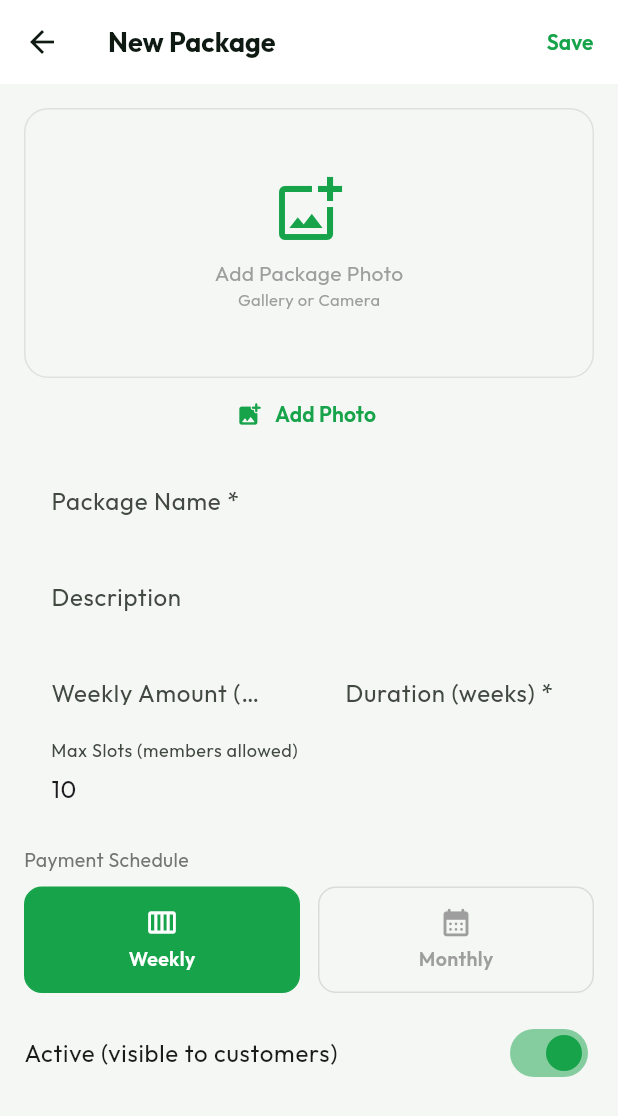
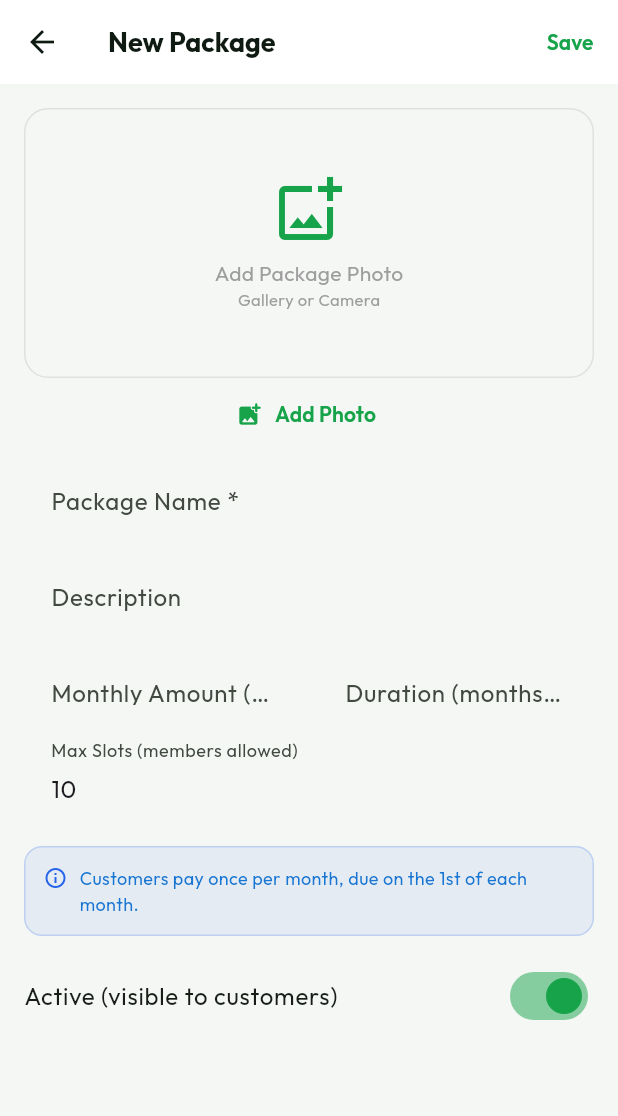
Before and after one commit to JedTipudan/gia-store, a Flutter app: the _PackageFormScreen screen opened directly, on a phone screen of 412 x 824 dp. Shown: the top 1116 px of the screen. Run offline on Flutter 3.47's test engine with Material 3 defaults, Android fonts, the phone set to English and light mode, and no system bars; our stand-ins replace google_fonts, image_picker, package_info_plus, share_plus, shared_preferences; accounts and stored records are empty; network calls fail.

Commit message:
Paluwagan = monthly payment due 1st of each month, duration in months

```diff
--- a/mobile/lib/screens/customer/customer_packages.dart
+++ b/mobile/lib/screens/customer/customer_packages.dart
@@ -49,7 +49,6 @@ class _CustomerPackagesState extends State<CustomerPackages> {
     } catch (_) { setState(() => _loading = false); }
   }
 
-  // Check if customer already has any active or pending enrollment
   bool get _hasActiveEnrollment => _myApplications.any(
       (m) => m['status'] == 'ACTIVE' || m['status'] == 'PENDING');
 
@@ -61,8 +60,10 @@ class _CustomerPackagesState extends State<CustomerPackages> {
     return app.first['status'] ?? 'NONE';
   }
 
+  int _getMonths(Map pkg) =>
+      pkg['durationMonths'] ?? pkg['durationWeeks'] ?? 0;
+
   void _apply(Map pkg) async {
-    // 1 paluwagan per customer rule
     if (_hasActiveEnrollment) {
       showSnack(context,
           'You already have an active or pending paluwagan enrollment.',
@@ -73,6 +74,7 @@ class _CustomerPackagesState extends State<CustomerPackages> {
     final enrolled = _enrolledCounts[pkg['id'] as int] ?? 0;
     final maxSlots = pkg['maxSlots'] ?? 10;
     final slotsLeft = maxSlots - enrolled;
+    final months = _getMonths(pkg);
 
     final confirmed = await showDialog<bool>(
       context: context,
@@ -86,10 +88,10 @@ class _CustomerPackagesState extends State<CustomerPackages> {
           mainAxisSize: MainAxisSize.min,
           crossAxisAlignment: CrossAxisAlignment.start,
           children: [
-            _dialogRow('Weekly payment', formatPeso(pkg['weeklyAmount'])),
-            _dialogRow('Duration', '${pkg['durationWeeks']} weeks'),
+            _dialogRow('Monthly payment', formatPeso(pkg['weeklyAmount'])),
+            _dialogRow('Duration', '$months months'),
             _dialogRow('Total value',
-                formatPeso((pkg['weeklyAmount'] ?? 0) * (pkg['durationWeeks'] ?? 0))),
+                formatPeso((pkg['weeklyAmount'] ?? 0) * months)),
             _dialogRow('Slots left', '$slotsLeft of $maxSlots'),
             const SizedBox(height: 10),
             Container(
@@ -98,7 +100,7 @@ class _CustomerPackagesState extends State<CustomerPackages> {
                   color: Colors.orange.withOpacity(0.1),
                   borderRadius: BorderRadius.circular(8)),
               child: Text(
-                  'Your application will be reviewed by the admin before activation.',
+                  'Pay once per month on the 1st. Admin will review your application first.',
                   style: GoogleFonts.outfit(fontSize: 12, color: Colors.orange))),
           ],
         ),
@@ -163,7 +165,6 @@ class _CustomerPackagesState extends State<CustomerPackages> {
     return RefreshIndicator(
       onRefresh: _load,
       child: ListView(padding: const EdgeInsets.all(16), children: [
-        // My applications
         if (_myApplications.isNotEmpty) ...[
           Text('My Application', style: GoogleFonts.outfit(
               fontSize: 14, fontWeight: FontWeight.w600, color: Colors.grey[400])),
@@ -171,8 +172,6 @@ class _CustomerPackagesState extends State<CustomerPackages> {
           ..._myApplications.map((m) => _applicationCard(m)),
           const SizedBox(height: 16),
         ],
-
-        // If already enrolled/pending — show message instead of packages
         if (_hasActiveEnrollment) ...[
           Container(
             padding: const EdgeInsets.all(16),
@@ -191,14 +190,12 @@ class _CustomerPackagesState extends State<CustomerPackages> {
                     'Go to My Paluwagan tab to view your payments.',
                     style: GoogleFonts.outfit(fontSize: 12, color: Colors.grey[400])),
               ])),
-            ]),
-          ),
+            ])),
         ] else ...[
-          // Show available packages
           Text('Available Packages', style: GoogleFonts.outfit(
               fontSize: 18, fontWeight: FontWeight.bold, color: Colors.white)),
           const SizedBox(height: 4),
-          Text('Apply to join a paluwagan group',
+          Text('Pay once per month — due on the 1st of each month',
               style: GoogleFonts.outfit(fontSize: 13, color: Colors.grey[400])),
           const SizedBox(height: 12),
           if (_packages.isEmpty)
@@ -246,7 +243,8 @@ class _CustomerPackagesState extends State<CustomerPackages> {
     final maxSlots = pkg['maxSlots'] ?? 10;
     final slotsLeft = maxSlots - enrolled;
     final isFull = slotsLeft <= 0;
-    final total = (pkg['weeklyAmount'] ?? 0) * (pkg['durationWeeks'] ?? 0);
+    final months = _getMonths(pkg);
+    final total = (pkg['weeklyAmount'] ?? 0) * months;
     final canApply = !isFull && !_hasActiveEnrollment &&
         (status == 'NONE' || status == 'REJECTED');
 
@@ -254,7 +252,6 @@ class _CustomerPackagesState extends State<CustomerPackages> {
       margin: const EdgeInsets.only(bottom: 14),
       clipBehavior: Clip.antiAlias,
       child: Column(crossAxisAlignment: CrossAxisAlignment.start, children: [
-        // Package image
         if ((pkg['imageUrl'] ?? '').toString().isNotEmpty)
           FoodImage(imageUrl: pkg['imageUrl'], height: 140, width: double.infinity,
               placeholder: _pkgPlaceholder())
@@ -276,15 +273,12 @@ class _CustomerPackagesState extends State<CustomerPackages> {
                     fontSize: 12, color: Colors.grey[400]))),
             const SizedBox(height: 12),
             Wrap(spacing: 8, runSpacing: 6, children: [
-              _chip('${formatPeso(pkg['weeklyAmount'])}/${pkg['paymentType'] == 'MONTHLY' ? 'month' : 'week'}',
+              _chip('${formatPeso(pkg['weeklyAmount'])}/month',
                   Icons.payments_outlined, const Color(0xFF4ade80)),
-              _chip(pkg['paymentType'] == 'MONTHLY' ? 'Monthly' : 'Weekly',
-                  pkg['paymentType'] == 'MONTHLY'
-                      ? Icons.calendar_month_rounded
-                      : Icons.calendar_view_week_rounded,
-                  Colors.blue[300]!),
-              _chip('${pkg['durationWeeks']} periods',
-                  Icons.format_list_numbered_rounded, Colors.orange),
+              _chip('$months months',
+                  Icons.calendar_month_rounded, Colors.blue[300]!),
+              _chip('$enrolled/$maxSlots enrolled',
+                  Icons.people_outline, Colors.orange),
             ]),
             const SizedBox(height: 10),
             Text(formatPeso(total), style: GoogleFonts.outfit(
--- a/mobile/lib/screens/packages_screen.dart
+++ b/mobile/lib/screens/packages_screen.dart
@@ -7,7 +7,6 @@ import 'package:http/http.dart' as http;
 import 'package:http_parser/http_parser.dart';
 import '../services/api_service.dart';
 import '../utils/formatters.dart';
-import '../utils/image_utils.dart';
 import '../widgets/dialogs.dart';
 import '../widgets/food_image.dart';
 
@@ -36,15 +35,10 @@ class _PackagesScreenState extends State<PackagesScreen> {
           final cRes = await ApiService.get(
               '/paluwagan/packages/${pkg['id']}/enrolled-count');
           if (cRes.statusCode == 200) {
-            counts[pkg['id'] as int] =
-                jsonDecode(cRes.body)['enrolled'] as int;
+            counts[pkg['id'] as int] = jsonDecode(cRes.body)['enrolled'] as int;
           }
         }
-        setState(() {
-          _packages = packages;
-          _enrolledCounts = counts;
-          _loading = false;
-        });
+        setState(() { _packages = packages; _enrolledCounts = counts; _loading = false; });
       }
     } catch (_) { setState(() => _loading = false); }
   }
@@ -108,7 +102,8 @@ class _PackagesScreenState extends State<PackagesScreen> {
     final maxSlots = pkg['maxSlots'] ?? 10;
     final slotsLeft = maxSlots - enrolled;
     final isFull = slotsLeft <= 0;
-    final total = (pkg['weeklyAmount'] ?? 0) * (pkg['durationWeeks'] ?? 0);
+    final months = pkg['durationMonths'] ?? pkg['durationWeeks'] ?? 0;
+    final total = (pkg['weeklyAmount'] ?? 0) * months;
     final progress = maxSlots > 0 ? (enrolled / maxSlots).clamp(0.0, 1.0) : 0.0;
     final isActive = pkg['active'] ?? true;
 
@@ -118,26 +113,17 @@ class _PackagesScreenState extends State<PackagesScreen> {
         color: Theme.of(context).cardColor,
         borderRadius: BorderRadius.circular(20),
         boxShadow: [BoxShadow(color: Colors.black.withOpacity(0.06),
-            blurRadius: 12, offset: const Offset(0, 4))],
-      ),
+            blurRadius: 12, offset: const Offset(0, 4))]),
       clipBehavior: Clip.antiAlias,
       child: Column(crossAxisAlignment: CrossAxisAlignment.start, children: [
-        // Package image
         Stack(children: [
-          FoodImage(
-            imageUrl: pkg['imageUrl'],
-            height: 160, width: double.infinity,
-            placeholder: Container(
-              height: 160,
-              decoration: const BoxDecoration(
-                gradient: LinearGradient(
+          FoodImage(imageUrl: pkg['imageUrl'], height: 160, width: double.infinity,
+              placeholder: Container(height: 160,
+                decoration: const BoxDecoration(gradient: LinearGradient(
                     colors: [Color(0xFF0A2E14), Color(0xFF16a34a)],
                     begin: Alignment.topLeft, end: Alignment.bottomRight)),
                 child: Center(child: Icon(Icons.inventory_2_rounded,
-                  size: 56, color: Colors.white.withOpacity(0.4))),
-            ),
-          ),
-          // Status badge
+                    size: 56, color: Colors.white.withOpacity(0.4))))),
           Positioned(top: 12, right: 12,
             child: Container(
               padding: const EdgeInsets.symmetric(horizontal: 10, vertical: 5),
@@ -146,9 +132,7 @@ class _PackagesScreenState extends State<PackagesScreen> {
                   borderRadius: BorderRadius.circular(9999)),
               child: Text(isActive ? 'Active' : 'Inactive',
                   style: GoogleFonts.outfit(fontSize: 11,
-                      fontWeight: FontWeight.w600, color: Colors.white)),
-            )),
-          // Full badge
+                      fontWeight: FontWeight.w600, color: Colors.white)))),
           if (isFull)
             Positioned(top: 12, left: 12,
               child: Container(
@@ -156,11 +140,9 @@ class _PackagesScreenState extends State<PackagesScreen> {
                 decoration: BoxDecoration(color: Colors.red,
                     borderRadius: BorderRadius.circular(9999)),
                 child: Text('FULL', style: GoogleFonts.outfit(
-                    fontSize: 11, fontWeight: FontWeight.bold, color: Colors.white)),
-              )),
+                    fontSize: 11, fontWeight: FontWeight.bold, color: Colors.white)))),
         ]),
-        Padding(
-          padding: const EdgeInsets.all(16),
+        Padding(padding: const EdgeInsets.all(16),
           child: Column(crossAxisAlignment: CrossAxisAlignment.start, children: [
             Text(pkg['name'] ?? '', style: GoogleFonts.outfit(
                 fontWeight: FontWeight.bold, fontSize: 18)),
@@ -169,24 +151,17 @@ class _PackagesScreenState extends State<PackagesScreen> {
                 child: Text(pkg['description'], style: GoogleFonts.outfit(
                     fontSize: 13, color: Colors.grey))),
             const SizedBox(height: 14),
-            // Stats row
             Row(children: [
               _statChip(Icons.payments_outlined,
-                  '${formatPeso(pkg['weeklyAmount'])}/${pkg['paymentType'] == 'MONTHLY' ? 'mo' : 'wk'}',
-                  const Color(0xFF16a34a)),
+                  '${formatPeso(pkg['weeklyAmount'])}/month', const Color(0xFF16a34a)),
               const SizedBox(width: 8),
-              _statChip(
-                  pkg['paymentType'] == 'MONTHLY'
-                      ? Icons.calendar_month_rounded
-                      : Icons.calendar_view_week_rounded,
-                  pkg['paymentType'] == 'MONTHLY' ? 'Monthly' : 'Weekly',
-                  const Color(0xFF2563eb)),
+              _statChip(Icons.calendar_month_rounded,
+                  '$months months', const Color(0xFF2563eb)),
               const SizedBox(width: 8),
-              _statChip(Icons.format_list_numbered_rounded,
-                  '${pkg['durationWeeks']} periods', const Color(0xFF7c3aed)),
+              _statChip(Icons.account_balance_wallet_outlined,
+                  formatPeso(total), const Color(0xFF7c3aed)),
             ]),
             const SizedBox(height: 14),
-            // Slots
             Row(mainAxisAlignment: MainAxisAlignment.spaceBetween, children: [
               Text('Slots', style: GoogleFonts.outfit(
                   fontSize: 13, fontWeight: FontWeight.w600)),
@@ -210,8 +185,7 @@ class _PackagesScreenState extends State<PackagesScreen> {
               _actionBtn('Delete', Icons.delete_outline,
                   const Color(0xFFFEE2E2), Colors.red, () => _delete(pkg)),
             ]),
-          ]),
-        ),
+          ])),
       ]),
     );
   }
@@ -226,8 +200,7 @@ class _PackagesScreenState extends State<PackagesScreen> {
           fontSize: 11, fontWeight: FontWeight.w600, color: color)),
     ]));
 
-  Widget _actionBtn(String label, IconData icon, Color bg, Color color,
-      VoidCallback onTap) =>
+  Widget _actionBtn(String label, IconData icon, Color bg, Color color, VoidCallback onTap) =>
       GestureDetector(onTap: onTap,
         child: Container(
           padding: const EdgeInsets.symmetric(horizontal: 14, vertical: 8),
@@ -252,12 +225,11 @@ class _PackageFormScreenState extends State<_PackageFormScreen> {
   final _name = TextEditingController();
   final _desc = TextEditingController();
   final _amount = TextEditingController();
-  final _weeks = TextEditingController();
+  final _months = TextEditingController();
   final _slots = TextEditingController();
   bool _active = true;
   bool _loading = false;
   bool _uploading = false;
-  String _paymentType = 'WEEKLY'; // WEEKLY or MONTHLY
   String _imageUrl = '';
   File? _pickedImage;
 
@@ -268,11 +240,11 @@ class _PackageFormScreenState extends State<_PackageFormScreen> {
       _name.text = widget.pkg!['name'] ?? '';
       _desc.text = widget.pkg!['description'] ?? '';
       _amount.text = widget.pkg!['weeklyAmount']?.toString() ?? '';
-      _weeks.text = widget.pkg!['durationWeeks']?.toString() ?? '';
+      // support both old durationWeeks and new durationMonths
+      _months.text = (widget.pkg!['durationMonths'] ?? widget.pkg!['durationWeeks'] ?? '').toString();
       _slots.text = widget.pkg!['maxSlots']?.toString() ?? '10';
       _imageUrl = widget.pkg!['imageUrl'] ?? '';
       _active = widget.pkg!['active'] ?? true;
-      _paymentType = widget.pkg!['paymentType'] ?? 'WEEKLY';
     } else {
       _slots.text = '10';
     }
@@ -289,23 +261,18 @@ class _PackageFormScreenState extends State<_PackageFormScreen> {
             decoration: BoxDecoration(color: Colors.grey[300],
                 borderRadius: BorderRadius.circular(2))),
         const SizedBox(height: 16),
-        ListTile(leading: const Icon(Icons.photo_library_rounded,
-            color: Color(0xFF16a34a)),
+        ListTile(leading: const Icon(Icons.photo_library_rounded, color: Color(0xFF16a34a)),
             title: Text('Choose from Gallery', style: GoogleFonts.outfit()),
             onTap: () => Navigator.pop(context, ImageSource.gallery)),
-        ListTile(leading: const Icon(Icons.camera_alt_rounded,
-            color: Color(0xFF16a34a)),
+        ListTile(leading: const Icon(Icons.camera_alt_rounded, color: Color(0xFF16a34a)),
             title: Text('Take a Photo', style: GoogleFonts.outfit()),
             onTap: () => Navigator.pop(context, ImageSource.camera)),
         const SizedBox(height: 8),
       ])));
     if (source == null) return;
-
     final picker = ImagePicker();
-    final picked = await picker.pickImage(
-        source: source, imageQuality: 75, maxWidth: 800);
+    final picked = await picker.pickImage(source: source, imageQuality: 75, maxWidth: 800);
     if (picked == null) return;
-
     setState(() { _pickedImage = File(picked.path); _uploading = true; });
     try {
       final token = await ApiService.getToken();
@@ -317,8 +284,7 @@ class _PackageFormScreenState extends State<_PackageFormScreen> {
       final response = await request.send();
       final body = await response.stream.bytesToString();
       if (response.statusCode == 200) {
-        final data = jsonDecode(body);
-        setState(() { _imageUrl = data['url']; _uploading = false; });
+        setState(() { _imageUrl = jsonDecode(body)['url']; _uploading = false; });
         if (mounted) showSnack(context, 'Image uploaded ✓');
       } else {
         setState(() => _uploading = false);
@@ -331,15 +297,18 @@ class _PackageFormScreenState extends State<_PackageFormScreen> {
   }
 
   Future<void> _save() async {
-    if (_name.text.isEmpty || _amount.text.isEmpty || _weeks.text.isEmpty) return;
+    if (_name.text.isEmpty || _amount.text.isEmpty || _months.text.isEmpty) return;
     setState(() => _loading = true);
     final body = {
-      'name': _name.text, 'description': _desc.text,
+      'name': _name.text,
+      'description': _desc.text,
       'weeklyAmount': double.tryParse(_amount.text) ?? 0,
-      'durationWeeks': int.tryParse(_weeks.text) ?? 0,
+      'durationMonths': int.tryParse(_months.text) ?? 0,
+      // keep durationWeeks for backward compat
+      'durationWeeks': int.tryParse(_months.text) ?? 0,
       'maxSlots': int.tryParse(_slots.text) ?? 10,
-      'paymentType': _paymentType,
-      'imageUrl': _imageUrl, 'active': _active,
+      'imageUrl': _imageUrl,
+      'active': _active,
     };
     try {
       if (widget.pkg != null) {
@@ -353,8 +322,9 @@ class _PackageFormScreenState extends State<_PackageFormScreen> {
 
   @override
   Widget build(BuildContext context) {
-    final total = (double.tryParse(_amount.text) ?? 0) *
-        (int.tryParse(_weeks.text) ?? 0);
+    final months = int.tryParse(_months.text) ?? 0;
+    final amount = double.tryParse(_amount.text) ?? 0;
+    final total = amount * months;
 
     return Scaffold(
       appBar: AppBar(
@@ -368,8 +338,7 @@ class _PackageFormScreenState extends State<_PackageFormScreen> {
                     child: CircularProgressIndicator(strokeWidth: 2))
                 : Text(widget.pkg != null ? 'Update' : 'Save',
                     style: GoogleFonts.outfit(fontWeight: FontWeight.w600,
-                        color: const Color(0xFF16a34a))),
-          ),
+                        color: const Color(0xFF16a34a)))),
         ],
       ),
       body: SingleChildScrollView(
@@ -396,14 +365,12 @@ class _PackageFormScreenState extends State<_PackageFormScreen> {
                   : _pickedImage != null
                       ? Image.file(_pickedImage!, fit: BoxFit.cover)
                       : _imageUrl.isNotEmpty
-                          ? FoodImage(imageUrl: _imageUrl,
-                              height: 180, width: double.infinity)
+                          ? FoodImage(imageUrl: _imageUrl, height: 180, width: double.infinity)
                           : Column(mainAxisAlignment: MainAxisAlignment.center, children: [
                               const Icon(Icons.add_photo_alternate_outlined,
                                   size: 48, color: Color(0xFF16a34a)),
                               const SizedBox(height: 8),
-                              Text('Add Package Photo',
-                                  style: GoogleFonts.outfit(color: Colors.grey)),
+                              Text('Add Package Photo', style: GoogleFonts.outfit(color: Colors.grey)),
                               Text('Gallery or Camera',
                                   style: GoogleFonts.outfit(fontSize: 11, color: Colors.grey)),
                             ]),
@@ -411,86 +378,38 @@ class _PackageFormScreenState extends State<_PackageFormScreen> {
           ),
           Center(child: TextButton.icon(
             onPressed: _uploading ? null : _pickImage,
-            icon: const Icon(Icons.add_photo_alternate_rounded,
-                color: Color(0xFF16a34a)),
+            icon: const Icon(Icons.add_photo_alternate_rounded, color: Color(0xFF16a34a)),
             label: Text(_imageUrl.isEmpty ? 'Add Photo' : 'Change Photo',
                 style: GoogleFonts.outfit(color: const Color(0xFF16a34a),
-                    fontWeight: FontWeight.w600)),
-          )),
+                    fontWeight: FontWeight.w600)))),
           const SizedBox(height: 8),
           _field(_name, 'Package Name *'),
           _field(_desc, 'Description'),
           Row(children: [
-            Expanded(child: _field(_amount,
-                _paymentType == 'MONTHLY' ? 'Monthly Amount (₱) *' : 'Weekly Amount (₱) *',
+            Expanded(child: _field(_amount, 'Monthly Amount (₱) *',
                 type: TextInputType.number)),
             const SizedBox(width: 12),
-            Expanded(child: _field(_weeks,
-                _paymentType == 'MONTHLY' ? 'Duration (months) *' : 'Duration (weeks) *',
+            Expanded(child: _field(_months, 'Duration (months) *',
                 type: TextInputType.number)),
           ]),
-          _field(_slots, 'Max Slots (members allowed)',
-              type: TextInputType.number),
-          // Payment type selector
-          Padding(padding: const EdgeInsets.only(bottom: 12),
-            child: Column(crossAxisAlignment: CrossAxisAlignment.start, children: [
-              Text('Payment Schedule', style: GoogleFonts.outfit(
-                  fontSize: 13, color: Colors.grey[600])),
-              const SizedBox(height: 8),
-              Row(children: [
-                Expanded(child: GestureDetector(
-                  onTap: () => setState(() => _paymentType = 'WEEKLY'),
-                  child: AnimatedContainer(
-                    duration: const Duration(milliseconds: 200),
-                    padding: const EdgeInsets.symmetric(vertical: 12),
+          _field(_slots, 'Max Slots (members allowed)', type: TextInputType.number),
+
+          // Info box
+          Container(
+            padding: const EdgeInsets.all(12),
+            margin: const EdgeInsets.only(bottom: 12),
             decoration: BoxDecoration(
-                      color: _paymentType == 'WEEKLY'
-                          ? const Color(0xFF16a34a)
-                          : Theme.of(context).brightness == Brightness.dark
-                              ? const Color(0xFF1E2E20) : const Color(0xFFF4F7F4),
+              color: const Color(0xFF2563eb).withOpacity(0.08),
               borderRadius: BorderRadius.circular(12),
-                      border: Border.all(
-                          color: _paymentType == 'WEEKLY'
-                              ? const Color(0xFF16a34a) : Colors.grey.withOpacity(0.3))),
-                    child: Column(children: [
-                      Icon(Icons.calendar_view_week_rounded,
-                          color: _paymentType == 'WEEKLY' ? Colors.white : Colors.grey,
-                          size: 22),
-                      const SizedBox(height: 4),
-                      Text('Weekly', style: GoogleFonts.outfit(
-                          fontWeight: FontWeight.w600, fontSize: 13,
-                          color: _paymentType == 'WEEKLY' ? Colors.white : Colors.grey)),
-                    ]),
-                  ),
-                )),
-                const SizedBox(width: 12),
-                Expanded(child: GestureDetector(
-                  onTap: () => setState(() => _paymentType = 'MONTHLY'),
-                  child: AnimatedContainer(
-                    duration: const Duration(milliseconds: 200),
-                    padding: const EdgeInsets.symmetric(vertical: 12),
-                    decoration: BoxDecoration(
-                      color: _paymentType == 'MONTHLY'
-                          ? const Color(0xFF16a34a)
-                          : Theme.of(context).brightness == Brightness.dark
-                              ? const Color(0xFF1E2E20) : const Color(0xFFF4F7F4),
-                      borderRadius: BorderRadius.circular(12),
-                      border: Border.all(
-                          color: _paymentType == 'MONTHLY'
-                              ? const Color(0xFF16a34a) : Colors.grey.withOpacity(0.3))),
-                    child: Column(children: [
-                      Icon(Icons.calendar_month_rounded,
-                          color: _paymentType == 'MONTHLY' ? Colors.white : Colors.grey,
-                          size: 22),
-                      const SizedBox(height: 4),
-                      Text('Monthly', style: GoogleFonts.outfit(
-                          fontWeight: FontWeight.w600, fontSize: 13,
-                          color: _paymentType == 'MONTHLY' ? Colors.white : Colors.grey)),
-                    ]),
-                  ),
-                )),
-              ]),
+              border: Border.all(color: const Color(0xFF2563eb).withOpacity(0.2))),
+            child: Row(crossAxisAlignment: CrossAxisAlignment.start, children: [
+              const Icon(Icons.info_outline, color: Color(0xFF2563eb), size: 16),
+              const SizedBox(width: 8),
+              Expanded(child: Text(
+                'Customers pay once per month, due on the 1st of each month.',
+                style: GoogleFonts.outfit(fontSize: 12, color: Colors.blue[700]))),
             ])),
+
           if (total > 0)
             Container(
               width: double.infinity, padding: const EdgeInsets.all(14),
@@ -503,18 +422,17 @@ class _PackageFormScreenState extends State<_PackageFormScreen> {
                 const Icon(Icons.account_balance_wallet_outlined,
                     color: Color(0xFF16a34a), size: 18),
                 const SizedBox(width: 8),
-                Text('Total Package Value: ${formatPeso(total)} (${int.tryParse(_weeks.text) ?? 0} ${_paymentType == 'MONTHLY' ? 'months' : 'weeks'})',
+                Text('Total: ${formatPeso(total)} over $months month${months > 1 ? 's' : ''}',
                     style: GoogleFonts.outfit(fontWeight: FontWeight.w600,
                         color: const Color(0xFF16a34a))),
               ])),
+
           SwitchListTile(
             contentPadding: EdgeInsets.zero,
             value: _active,
-            title: Text('Active (visible to customers)',
-                style: GoogleFonts.outfit()),
+            title: Text('Active (visible to customers)', style: GoogleFonts.outfit()),
             activeColor: const Color(0xFF16a34a),
-            onChanged: (v) => setState(() => _active = v),
-          ),
+            onChanged: (v) => setState(() => _active = v)),
           const SizedBox(height: 20),
         ]),
       ),
@@ -536,6 +454,5 @@ class _PackageFormScreenState extends State<_PackageFormScreen> {
                   borderSide: BorderSide.none),
               focusedBorder: OutlineInputBorder(borderRadius: BorderRadius.circular(12),
                   borderSide: const BorderSide(color: Color(0xFF16a34a), width: 2)),
-              contentPadding: const EdgeInsets.symmetric(horizontal: 14, vertical: 14),
-            )));
+              contentPadding: const EdgeInsets.symmetric(horizontal: 14, vertical: 14))));
 }
```
Also changed, not shown: 2 other files. Lines whose indentation alone changed are shown as unchanged.
